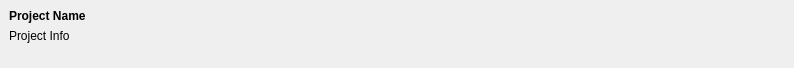
The window that UserInterfaceLayer/ProjectsList/ProjectFileWidget.ui (dimkanovikov/KITScenaristCore) describes before a commit, drawn with Qt 5.
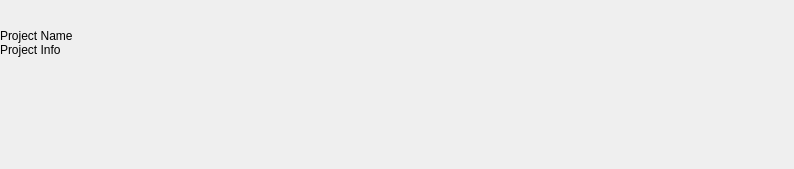
The same window after the commit. Icons and pictures are not drawn. Custom widgets are drawn as their Qt base class.

Commit message: Implemented android style

```diff
--- a/UserInterfaceLayer/ProjectsList/ProjectFileWidget.ui
+++ b/UserInterfaceLayer/ProjectsList/ProjectFileWidget.ui
@@ -7,7 +7,7 @@
     <x>0</x>
     <y>0</y>
     <width>794</width>
-    <height>68</height>
+    <height>169</height>
    </rect>
   </property>
   <property name="cursor">
@@ -51,7 +51,25 @@
          <height>0</height>
         </size>
        </property>
+       <property name="styleSheet">
+        <string notr="true"/>
+       </property>
        <layout class="QVBoxLayout" name="verticalLayout">
+        <property name="spacing">
+         <number>0</number>
+        </property>
+        <property name="leftMargin">
+         <number>0</number>
+        </property>
+        <property name="topMargin">
+         <number>0</number>
+        </property>
+        <property name="rightMargin">
+         <number>0</number>
+        </property>
+        <property name="bottomMargin">
+         <number>0</number>
+        </property>
         <item>
          <widget class="ElidedLabel" name="projectName">
           <property name="sizePolicy">
@@ -60,15 +78,12 @@
             <verstretch>0</verstretch>
            </sizepolicy>
           </property>
-          <property name="font">
-           <font>
-            <weight>75</weight>
-            <bold>true</bold>
-           </font>
-          </property>
           <property name="text">
            <string>Project Name</string>
           </property>
+          <property name="alignment">
+           <set>Qt::AlignBottom|Qt::AlignLeading|Qt::AlignLeft</set>
+          </property>
          </widget>
         </item>
         <item>
@@ -85,6 +100,9 @@
             <height>16</height>
            </size>
           </property>
+          <property name="styleSheet">
+           <string notr="true"/>
+          </property>
           <property name="text">
            <string>Project Info</string>
           </property>
```
Left out of the diff: 14 changed lines with no effect on the pictures. The commit also changes 36 other files.
